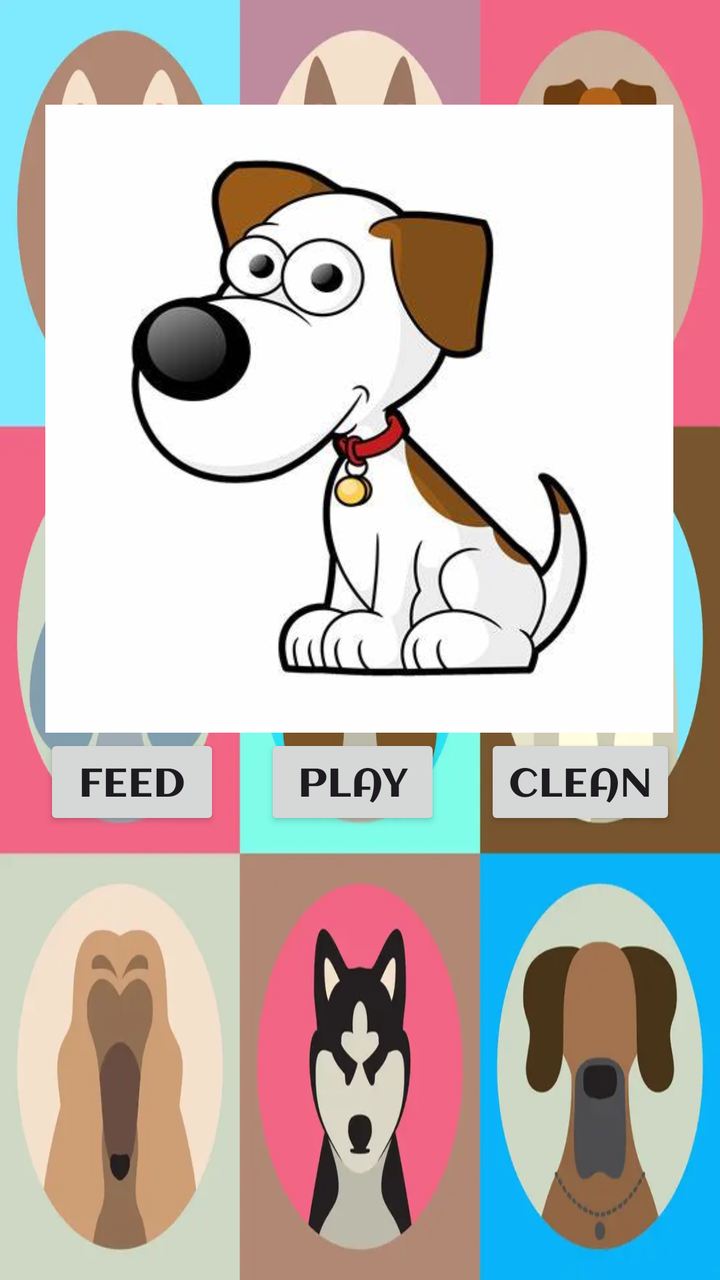
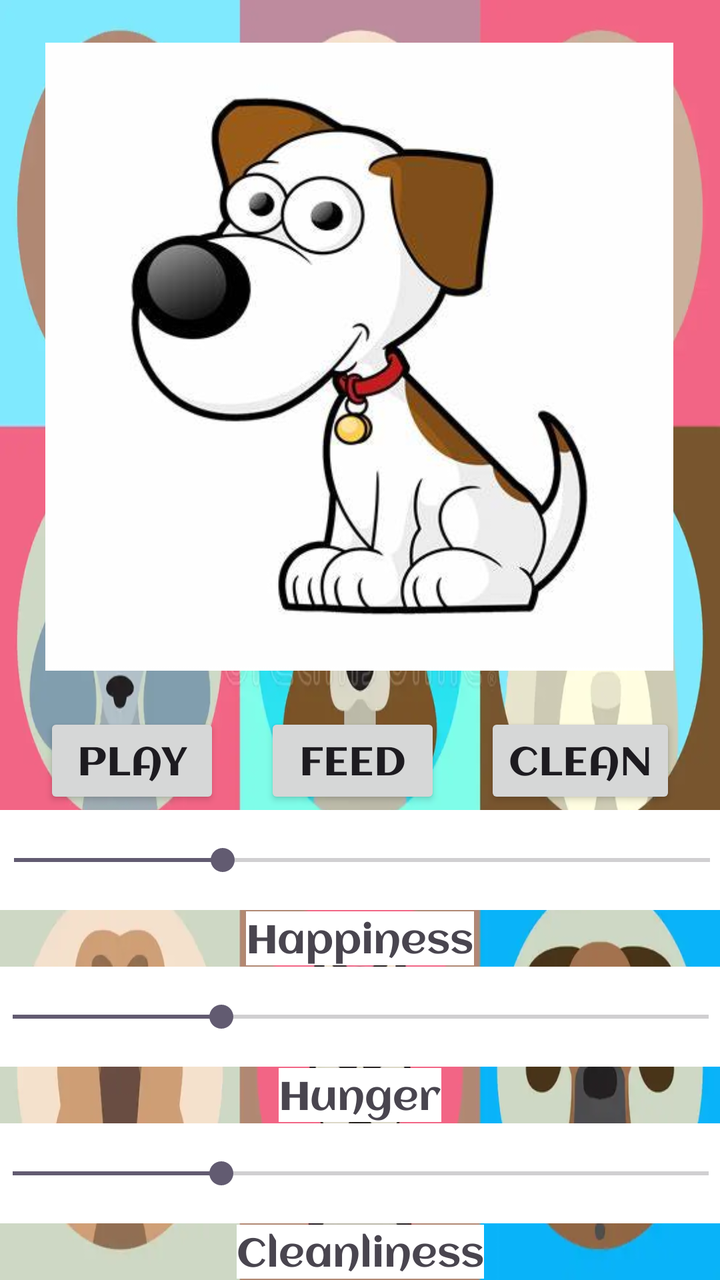

Before-and-after screenshots of an Android layout around one commit, followed by the original layout XML and the change that was made.
<!-- AndroidManifest.xml: application theme Theme.MyTamagotchiApp -->
<!-- res/layout/activity_main2.xml -->
<?xml version="1.0" encoding="utf-8"?>
<androidx.constraintlayout.widget.ConstraintLayout xmlns:android="http://schemas.android.com/apk/res/android"
    xmlns:app="http://schemas.android.com/apk/res-auto"
    xmlns:tools="http://schemas.android.com/tools"
    android:layout_width="match_parent"
    android:layout_height="match_parent"
    android:background="@drawable/dog_wallpaper2"
    android:scaleType="fitCenter"
    tools:context=".MainActivity2">

    <Button
        android:id="@+id/btnPla"
        android:layout_width="wrap_content"
        android:layout_height="wrap_content"
        android:fontFamily="@font/aclonica"
        android:text="Play"
        android:textSize="20sp"
        app:layout_constraintBottom_toBottomOf="parent"
        app:layout_constraintEnd_toStartOf="@+id/btnCle"
        app:layout_constraintHorizontal_bias="0.5"
        app:layout_constraintStart_toEndOf="@+id/btnFe"
        app:layout_constraintTop_toTopOf="parent"
        app:layout_constraintVertical_bias="0.62" />

    <Button
        android:id="@+id/btnFe"
        android:layout_width="wrap_content"
        android:layout_height="wrap_content"
        android:fontFamily="@font/aclonica"
        android:text="Feed"
        android:textSize="20sp"
        app:layout_constraintBottom_toBottomOf="parent"
        app:layout_constraintEnd_toStartOf="@+id/btnPla"
        app:layout_constraintHorizontal_bias="0.5"
        app:layout_constraintStart_toStartOf="parent"
        app:layout_constraintTop_toTopOf="parent"
        app:layout_constraintVertical_bias="0.62" />

    <Button
        android:id="@+id/btnCle"
        android:layout_width="wrap_content"
        android:layout_height="wrap_content"
        android:fontFamily="@font/aclonica"
        android:text="Clean"
        android:textSize="20sp"
        app:layout_constraintBottom_toBottomOf="parent"
        app:layout_constraintEnd_toEndOf="parent"
        app:layout_constraintHorizontal_bias="0.5"
        app:layout_constraintStart_toEndOf="@+id/btnPla"
        app:layout_constraintTop_toTopOf="parent"
        app:layout_constraintVertical_bias="0.62" />

    <ImageView
        android:id="@+id/ivKing2"
        android:layout_width="314dp"
        android:layout_height="355dp"
        app:layout_constraintBottom_toBottomOf="parent"
        app:layout_constraintEnd_toEndOf="parent"
        app:layout_constraintHorizontal_bias="0.494"
        app:layout_constraintStart_toStartOf="parent"
        app:layout_constraintTop_toTopOf="parent"
        app:layout_constraintVertical_bias="0.111"
        app:srcCompat="@drawable/oip" />

</androidx.constraintlayout.widget.ConstraintLayout>
<!-- resources referenced by this layout -->
<resources>
  <!-- drawable dog_wallpaper2: webp bitmap (drawable, 32304 bytes) -->
  <!-- drawable oip: jpg bitmap (drawable, 19430 bytes) -->
  <style name="Theme.MyTamagotchiApp" parent="Base.Theme.MyTamagotchiApp" />
  <style name="Base.Theme.MyTamagotchiApp" parent="Theme.Material3.DayNight.NoActionBar">
          
          
      </style>
</resources>

<!-- the commit's change to res/layout/activity_main2.xml (unified diff, before → after) -->
@@ -8,19 +8,6 @@
     android:scaleType="fitCenter"
     tools:context=".MainActivity2">
 
-    <Button
-        android:id="@+id/btnPla"
-        android:layout_width="wrap_content"
-        android:layout_height="wrap_content"
-        android:fontFamily="@font/aclonica"
-        android:text="Play"
-        android:textSize="20sp"
-        app:layout_constraintBottom_toBottomOf="parent"
-        app:layout_constraintEnd_toStartOf="@+id/btnCle"
-        app:layout_constraintHorizontal_bias="0.5"
-        app:layout_constraintStart_toEndOf="@+id/btnFe"
-        app:layout_constraintTop_toTopOf="parent"
-        app:layout_constraintVertical_bias="0.62" />
 
     <Button
         android:id="@+id/btnFe"
@@ -29,12 +16,56 @@
         android:fontFamily="@font/aclonica"
         android:text="Feed"
         android:textSize="20sp"
-        app:layout_constraintBottom_toBottomOf="parent"
-        app:layout_constraintEnd_toStartOf="@+id/btnPla"
+        app:layout_constraintBottom_toTopOf="@+id/sbHap"
+        app:layout_constraintEnd_toStartOf="@+id/btnCle"
+        app:layout_constraintHorizontal_bias="0.5"
+        app:layout_constraintStart_toEndOf="@+id/btnPla"
+        app:layout_constraintTop_toBottomOf="@+id/ivKing2"
+        app:layout_constraintVertical_bias="0.5" />
+
+    <SeekBar
+        android:id="@+id/sbHap"
+        android:layout_width="380dp"
+        android:layout_height="50dp"
+        android:layout_centerHorizontal="true"
+        android:background="@color/white"
+        android:max="100"
+        android:progress="30"
+        app:layout_constraintBottom_toTopOf="@+id/tvHap"
+        app:layout_constraintEnd_toEndOf="parent"
+        app:layout_constraintHorizontal_bias="0.483"
+        app:layout_constraintStart_toStartOf="parent"
+        app:layout_constraintTop_toBottomOf="@+id/btnFe"
+        app:layout_constraintVertical_bias="0.5" />
+
+    <SeekBar
+        android:id="@+id/sbHun"
+        android:layout_width="380dp"
+        android:layout_height="50dp"
+        android:layout_centerHorizontal="true"
+        android:background="@color/white"
+        android:max="100"
+        android:progress="30"
+        app:layout_constraintBottom_toTopOf="@+id/tvHung"
+        app:layout_constraintEnd_toEndOf="parent"
         app:layout_constraintHorizontal_bias="0.5"
         app:layout_constraintStart_toStartOf="parent"
-        app:layout_constraintTop_toTopOf="parent"
-        app:layout_constraintVertical_bias="0.62" />
+        app:layout_constraintTop_toBottomOf="@+id/tvHap"
+        app:layout_constraintVertical_bias="0.5" />
+
+    <Button
+        android:id="@+id/btnPla"
+        android:layout_width="wrap_content"
+        android:layout_height="wrap_content"
+        android:fontFamily="@font/aclonica"
+        android:text="Play"
+        android:textSize="20sp"
+        app:layout_constraintBottom_toTopOf="@+id/sbHap"
+        app:layout_constraintEnd_toStartOf="@+id/btnFe"
+        app:layout_constraintHorizontal_bias="0.5"
+        app:layout_constraintStart_toStartOf="parent"
+        app:layout_constraintTop_toBottomOf="@+id/ivKing2"
+        app:layout_constraintVertical_bias="0.5" />
 
     <Button
         android:id="@+id/btnCle"
@@ -43,23 +74,83 @@
         android:fontFamily="@font/aclonica"
         android:text="Clean"
         android:textSize="20sp"
+        app:layout_constraintBottom_toTopOf="@+id/sbHap"
+        app:layout_constraintEnd_toEndOf="parent"
+        app:layout_constraintHorizontal_bias="0.5"
+        app:layout_constraintStart_toEndOf="@+id/btnFe"
+        app:layout_constraintTop_toBottomOf="@+id/ivKing2"
+        app:layout_constraintVertical_bias="0.5" />
+
+    <SeekBar
+        android:id="@+id/sbCle"
+        android:layout_width="380dp"
+        android:layout_height="50dp"
+        android:layout_centerHorizontal="true"
+        android:background="@color/white"
+        android:max="100"
+        android:progress="30"
+        app:layout_constraintBottom_toTopOf="@+id/tvClean"
+        app:layout_constraintEnd_toEndOf="parent"
+        app:layout_constraintHorizontal_bias="0.5"
+        app:layout_constraintStart_toStartOf="parent"
+        app:layout_constraintTop_toBottomOf="@+id/tvHung"
+        app:layout_constraintVertical_bias="0.5" />
+
+    <TextView
+        android:id="@+id/tvHap"
+        android:layout_width="wrap_content"
+        android:layout_height="wrap_content"
+        android:background="@color/white"
+        android:fontFamily="@font/aclonica"
+        android:text="Happiness"
+        android:textSize="20sp"
+        app:layout_constraintBottom_toTopOf="@+id/sbHun"
+        app:layout_constraintEnd_toEndOf="parent"
+        app:layout_constraintHorizontal_bias="0.5"
+        app:layout_constraintStart_toStartOf="parent"
+        app:layout_constraintTop_toBottomOf="@+id/sbHap"
+        app:layout_constraintVertical_bias="0.5" />
+
+    <TextView
+        android:id="@+id/tvHung"
+        android:layout_width="wrap_content"
+        android:layout_height="wrap_content"
+        android:background="@color/white"
+        android:fontFamily="@font/aclonica"
+        android:text="Hunger"
+        android:textSize="20sp"
+        app:layout_constraintBottom_toTopOf="@+id/sbCle"
+        app:layout_constraintEnd_toEndOf="parent"
+        app:layout_constraintHorizontal_bias="0.5"
+        app:layout_constraintStart_toStartOf="parent"
+        app:layout_constraintTop_toBottomOf="@+id/sbHun"
+        app:layout_constraintVertical_bias="0.5" />
+
+    <TextView
+        android:id="@+id/tvClean"
+        android:layout_width="wrap_content"
+        android:layout_height="wrap_content"
+        android:background="@color/white"
+        android:fontFamily="@font/aclonica"
+        android:text="Cleanliness"
+        android:textSize="20sp"
         app:layout_constraintBottom_toBottomOf="parent"
         app:layout_constraintEnd_toEndOf="parent"
         app:layout_constraintHorizontal_bias="0.5"
-        app:layout_constraintStart_toEndOf="@+id/btnPla"
-        app:layout_constraintTop_toTopOf="parent"
-        app:layout_constraintVertical_bias="0.62" />
+        app:layout_constraintStart_toStartOf="parent"
+        app:layout_constraintTop_toBottomOf="@+id/sbCle"
+        app:layout_constraintVertical_bias="0.5" />
 
     <ImageView
         android:id="@+id/ivKing2"
         android:layout_width="314dp"
         android:layout_height="355dp"
-        app:layout_constraintBottom_toBottomOf="parent"
+        app:layout_constraintBottom_toTopOf="@+id/btnPla"
         app:layout_constraintEnd_toEndOf="parent"
         app:layout_constraintHorizontal_bias="0.494"
         app:layout_constraintStart_toStartOf="parent"
         app:layout_constraintTop_toTopOf="parent"
-        app:layout_constraintVertical_bias="0.111"
+        app:layout_constraintVertical_bias="0.5"
         app:srcCompat="@drawable/oip" />
 
 </androidx.constraintlayout.widget.ConstraintLayout>
<!-- resource entries referenced after the edit -->
@@ -1,5 +1,6 @@
 <!-- resources referenced by this layout -->
 <resources>
+  <color name="white">#FFFFFFFF</color>
   <!-- drawable dog_wallpaper2: webp bitmap (drawable, 32304 bytes) -->
   <!-- drawable oip: jpg bitmap (drawable, 19430 bytes) -->
   <style name="Theme.MyTamagotchiApp" parent="Base.Theme.MyTamagotchiApp" />
